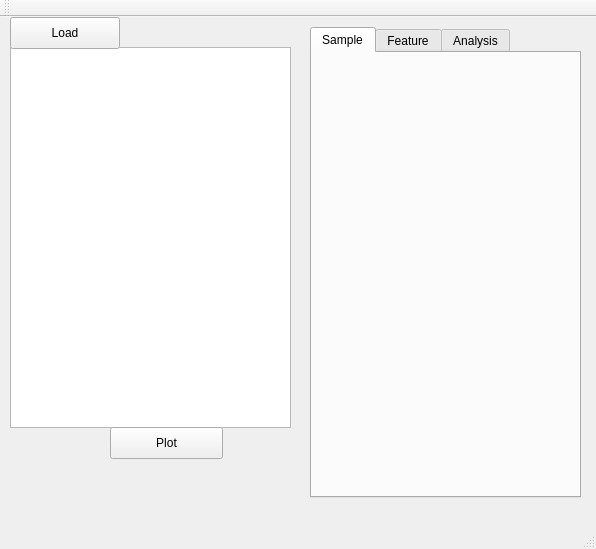
amnona/EZCalour, file ezcalour_module/ui/CalourGUI.ui: the form before one commit.
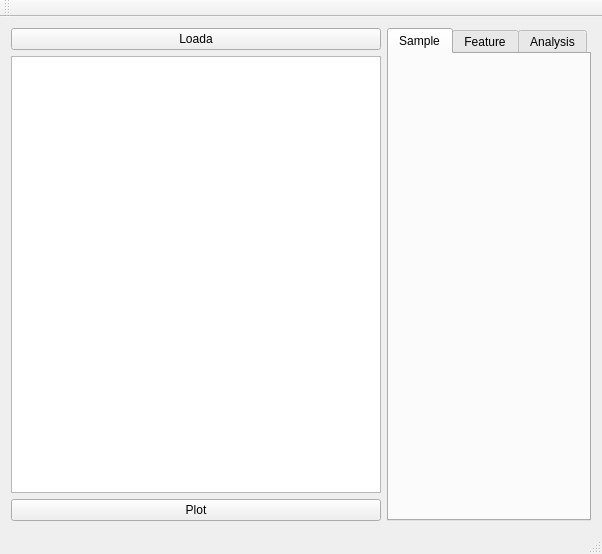
The form after the commit.

Diff of the .ui file:
```diff
--- a/ezcalour_module/ui/CalourGUI.ui
+++ b/ezcalour_module/ui/CalourGUI.ui
@@ -6,58 +6,55 @@
    <rect>
     <x>0</x>
     <y>0</y>
-    <width>596</width>
-    <height>549</height>
+    <width>602</width>
+    <height>554</height>
    </rect>
   </property>
   <property name="windowTitle">
    <string>MainWindow</string>
   </property>
   <widget class="QWidget" name="centralWidget">
-   <widget class="QListWidget" name="wExperiments">
-    <property name="geometry">
-     <rect>
-      <x>10</x>
-      <y>30</y>
-      <width>281</width>
-      <height>381</height>
-     </rect>
-    </property>
-   </widget>
+   <property name="sizePolicy">
+    <sizepolicy hsizetype="Expanding" vsizetype="Expanding">
+     <horstretch>0</horstretch>
+     <verstretch>0</verstretch>
+    </sizepolicy>
+   </property>
+   <layout class="QHBoxLayout" name="horizontalLayout_2">
+    <item>
+     <layout class="QHBoxLayout" name="horizontalLayout">
+      <item>
+       <layout class="QVBoxLayout" name="verticalLayout">
+        <item>
    <widget class="QPushButton" name="wLoad">
-    <property name="geometry">
-     <rect>
-      <x>10</x>
-      <y>0</y>
-      <width>110</width>
-      <height>32</height>
-     </rect>
-    </property>
     <property name="text">
-     <string>Load</string>
-    </property>
-   </widget>
+           <string>Loada</string>
+          </property>
+         </widget>
+        </item>
+        <item>
+         <widget class="QListWidget" name="wExperiments">
+          <property name="sizePolicy">
+           <sizepolicy hsizetype="Expanding" vsizetype="Expanding">
+            <horstretch>1</horstretch>
+            <verstretch>0</verstretch>
+           </sizepolicy>
+          </property>
+         </widget>
+        </item>
+        <item>
    <widget class="QPushButton" name="wPlot">
-    <property name="geometry">
-     <rect>
-      <x>110</x>
-      <y>410</y>
-      <width>113</width>
-      <height>32</height>
-     </rect>
-    </property>
     <property name="text">
      <string>Plot</string>
     </property>
    </widget>
+        </item>
+       </layout>
+      </item>
+      <item>
    <widget class="QTabWidget" name="wTabs">
-    <property name="geometry">
-     <rect>
-      <x>310</x>
-      <y>10</y>
-      <width>271</width>
-      <height>471</height>
-     </rect>
+        <property name="enabled">
+         <bool>true</bool>
     </property>
     <property name="sizePolicy">
      <sizepolicy hsizetype="Preferred" vsizetype="Expanding">
@@ -117,6 +114,10 @@
      </widget>
     </widget>
    </widget>
+      </item>
+     </layout>
+    </item>
+   </layout>
   </widget>
   <widget class="QMenuBar" name="menuBar">
    <property name="geometry">
```
Left out of the diff: 2 changed lines with no effect on the pictures. Lines whose indentation alone changed are shown as unchanged.
